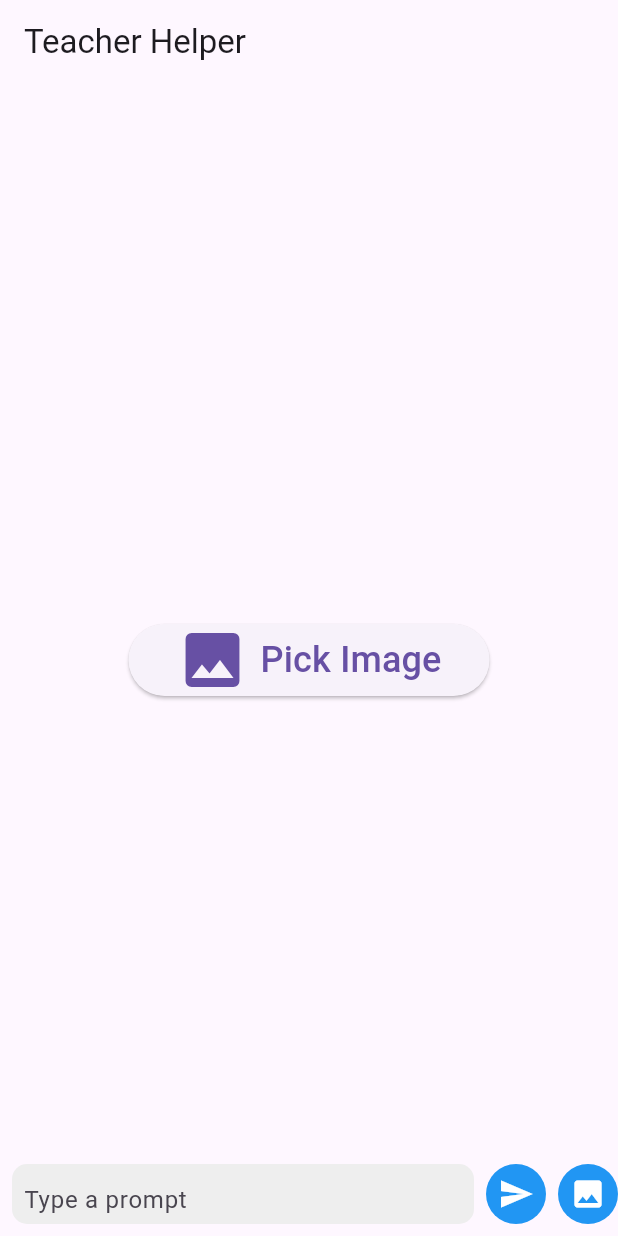
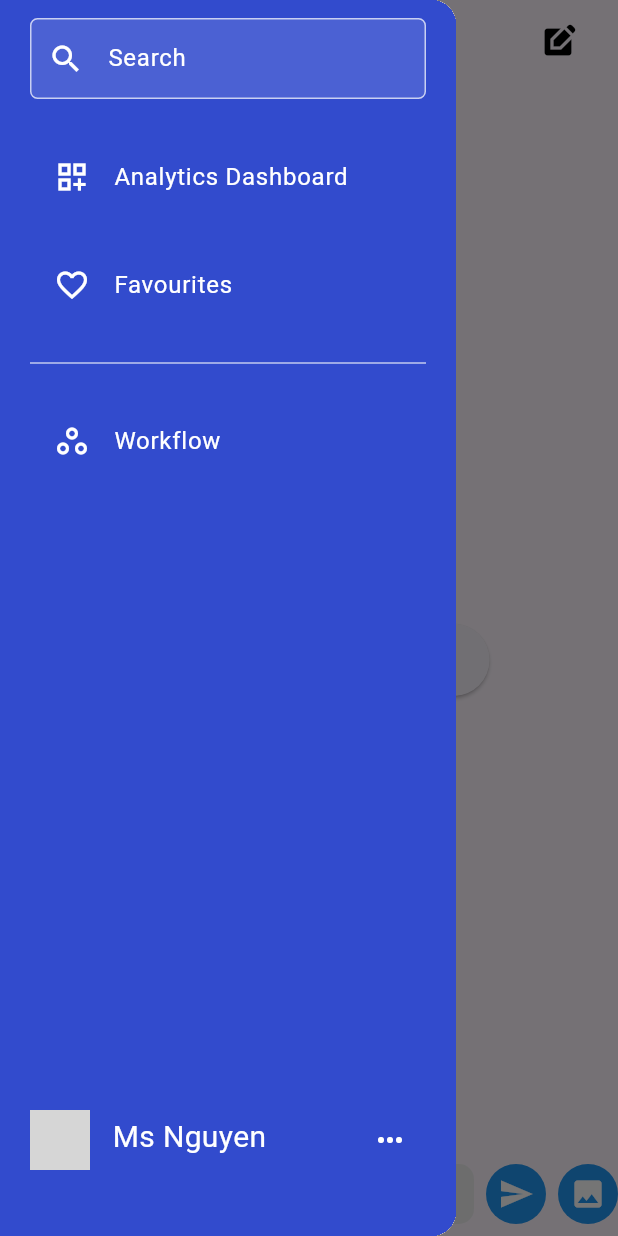
Before and after one commit to jiayenbeh/AI-Teacher-Chatbot, a Flutter app: the screen it shows after launch, with the side drawer open (before the commit the screen has no drawer), on a phone screen of 412 x 824 dp. Run offline on Flutter 3.47's test engine with Material 3 defaults, Android fonts, the light colour scheme and no system bars; our stand-ins replace chat_bubbles, get_it, image_cropper, image_picker; missing offline and left inert: google_mlkit_text_recognition; network calls fail; grey boxes are pictures that could not be loaded.

Commit message:
Added structures in lib and created navigation drawer

```diff
--- /dev/null
+++ b/lib/constants/route_names.dart
@@ -0,0 +1,3 @@
+const String LoginViewRoute = "LoginView";
+const String SignUpViewRoute = "SignUpView";
+const String ChatViewRoute = "ChatView";
--- /dev/null
+++ b/lib/locator.dart
@@ -0,0 +1,14 @@
+import 'package:get_it/get_it.dart';
+// import 'package:ai_teacher_chatbot/services/authentication_service.dart';
+// import 'package:ai_teacher_chatbot/services/firestore_service.dart';
+// import 'package:ai_teacher_chatbot/services/navigation_service.dart';
+// import 'package:ai_teacher_chatbot/services/cloud_storage_service.dart';
+
+GetIt locator = GetIt.instance;
+
+void setupLocator() {
+  // locator.registerLazySingleton(() => NavigationService());
+  // locator.registerLazySingleton(() => AuthenticationService());
+  // locator.registerLazySingleton(() => FirestoreService());
+  // locator.registerLazySingleton(() => CloudStorageService());
+}
--- a/lib/main.dart
+++ b/lib/main.dart
@@ -1,4 +1,4 @@
-import 'package:ai_teacher_chatbot/chat_screen.dart';
+import 'package:ai_teacher_chatbot/ui/views/chat_screen.dart';
 import 'package:flutter/material.dart';
 
 
--- a/lib/chat_screen.dart
+++ b/lib/ui/views/chat_screen.dart
@@ -1,11 +1,12 @@
 import 'dart:convert';
 import 'dart:io';
 import 'dart:async';
-import 'package:ai_teacher_chatbot/message.dart';
+import 'package:ai_teacher_chatbot/models/message.dart';
 import 'package:chat_bubbles/bubbles/bubble_normal.dart';
 import 'package:ai_teacher_chatbot/services/llmservice.dart';
 import 'package:ai_teacher_chatbot/services/ocrservice.dart';
 import 'package:ai_teacher_chatbot/services/pickcrop_image.dart';
+import 'package:ai_teacher_chatbot/ui/widgets/navigation_drawer.dart';
 import 'package:flutter/material.dart';
 
 //Main ChatScreen widget class
@@ -173,9 +174,45 @@ class _ChatScreenState extends State<ChatScreen> {
   @override
   Widget build(BuildContext context) {
     return Scaffold(
+      drawer: NavigationDrawerWidget(),
       appBar: AppBar(
-        title: const Text("Teacher Helper"),
-      ),
+        leading: Builder(
+          builder: (context) => IconButton(
+            icon: const Icon(Icons.menu),
+            onPressed: () => Scaffold.of(context).openDrawer(),
+          ),
+        ),
+        title: Row(
+          mainAxisAlignment: MainAxisAlignment.spaceBetween,
+          children: [
+            const Expanded(
+              child: Center(
+                child:
+                  Text(
+                    "TeacherHelper",
+                    style: TextStyle(
+                      fontStyle: FontStyle.italic,
+                      fontWeight: FontWeight.bold,
+                      // fontFamily: ,
+                      fontSize: 24,
+                    )
+                  ),
+                ),
+              ),
+            IconButton(
+              icon: const Icon(Icons.edit_square),
+              disabledColor: Colors.grey,
+              onPressed : (){
+                // Action to create new chat
+                // Disabled when it is the new screen
+              },
+            ),
+          ],
+        ),
+        elevation: 0,
+        backgroundColor: Colors.transparent,
+        foregroundColor: Colors.black,
+        ),
       body: Stack(
         children: [
           Column(
--- /dev/null
+++ b/lib/ui/widgets/navigation_drawer.dart
@@ -0,0 +1,151 @@
+import 'package:flutter/material.dart';
+import 'package:ai_teacher_chatbot/ui/views/chat_screen.dart';
+// import 'package:ai_teacher_chatbot/ui/views/login_view.dart';
+
+class NavigationDrawerWidget extends StatelessWidget {
+  final padding = EdgeInsets.symmetric(horizontal: 20);
+  @override
+  Widget build(BuildContext context) {
+    final name = 'Ms Nguyen';
+    const urlImage =
+        'https://images.unsplash.com/photo-1494790108377-be9c29b29330?ixid=MnwxMjA3fDB8MHxwaG90by1wYWdlfHx8fGVufDB8fHx8&ixlib=rb-1.2.1&auto=format&fit=crop&w=634&q=80';
+
+    return Drawer(
+      child: Material(
+        color: const Color.fromRGBO(50, 75, 205, 1),
+        child: Column(
+          children: <Widget>[
+            Expanded(
+              child: ListView(
+                children: <Widget>[
+                  Container(
+                    padding: padding,
+                    child: Column(
+                      children: [
+                        const SizedBox(height: 12),
+                        buildSearchField(),
+                        const SizedBox(height: 24),
+                        buildMenuItem(
+                          icon: Icons.dashboard_customize_outlined,
+                          text: 'Analytics Dashboard',
+                          onClicked: () => selectedItem(context, 0),
+                        ),
+                        const SizedBox(height: 16),
+                        buildMenuItem(
+                          text: 'Favourites',
+                          icon: Icons.favorite_border,
+                          onClicked: () => selectedItem(context, 1),
+                        ),
+                        const SizedBox(height: 16),
+                        Divider(color: Colors.white70),
+                        const SizedBox(height: 16),
+                        buildMenuItem(
+                          text: 'Workflow',
+                          icon: Icons.workspaces_outline,
+                          onClicked: () => selectedItem(context, 2),
+                        ),
+                    ],)
+                  )
+                ],
+              ),
+            ),
+            buildHeader(
+              urlImage: urlImage,
+              name: name,
+            ),
+          ],
+        ),
+      ),
+    );
+  }
+
+  Widget buildHeader({
+    required String urlImage,
+    required String name,
+  }) =>
+      InkWell(
+        child: Container(
+          padding: padding.add(EdgeInsets.symmetric(vertical: 40)),
+          child: Row(
+            children: [
+              CircleAvatar(radius: 20, backgroundImage: NetworkImage(urlImage)),
+              SizedBox(width: 15),
+              Column(
+                crossAxisAlignment: CrossAxisAlignment.start,
+                children: [
+                  Text(
+                    name,
+                    style: TextStyle(fontSize: 20, color: Colors.white),
+                  ),
+                  const SizedBox(height: 4),
+                ],
+              ),
+              Spacer(),
+              IconButton(
+                icon: const Icon(Icons.more_horiz, color: Colors.white),
+                onPressed : (){
+                  // Route to user page
+                },
+              ),
+            ],
+          ),
+        ),
+      );
+
+  Widget buildSearchField() {
+    final color = Colors.white;
+
+    return TextField(
+      style: TextStyle(color: color),
+      decoration: InputDecoration(
+        contentPadding: EdgeInsets.symmetric(horizontal: 20, vertical: 15),
+        hintText: 'Search',
+        hintStyle: TextStyle(color: color),
+        prefixIcon: Icon(Icons.search, color: color),
+        filled: true,
+        fillColor: Colors.white12,
+        enabledBorder: OutlineInputBorder(
+          borderRadius: BorderRadius.circular(5),
+          borderSide: BorderSide(color: color.withOpacity(0.7)),
+        ),
+        focusedBorder: OutlineInputBorder(
+          borderRadius: BorderRadius.circular(5),
+          borderSide: BorderSide(color: color.withOpacity(0.7)),
+        ),
+      ),
+    );
+  }
+
+  Widget buildMenuItem({
+    required String text,
+    required IconData icon,
+    VoidCallback? onClicked,
+  }) {
+    final color = Colors.white;
+    final hoverColor = Colors.white70;
+
+    return ListTile(
+      leading: Icon(icon, color: color),
+      title: Text(text, style: TextStyle(color: color)),
+      hoverColor: hoverColor,
+      onTap: onClicked,
+    );
+  }
+
+  void selectedItem(BuildContext context, int index) {
+    Navigator.of(context).pop();
+
+    switch (index) {
+      case 0:
+        Navigator.of(context).push(MaterialPageRoute(
+          builder: (context) => const ChatScreen(),
+        ));
+        break;
+      // case 1:
+      //   Navigator.of(context).push(MaterialPageRoute(
+      //     builder: (context) => LoginView(),
+      //   ));
+      //   break;
+    }
+  }
+}
--- a/pubspec.yaml
+++ b/pubspec.yaml
@@ -33,13 +33,11 @@ dependencies:
   http: ^1.2.1
   chat_bubbles:
   flutter_dotenv: ^5.0.2
-
-  # The following adds the Cupertino Icons font to your application.
-  # Use with the CupertinoIcons class for iOS style icons.
   cupertino_icons: ^1.0.6
   image_picker: ^1.1.2
   google_mlkit_text_recognition: ^0.13.0
   image_cropper: ^6.0.0
+  get_it: 7.7.0
 
 dev_dependencies:
   flutter_test:
```
Also changed, not shown: lib/models/message.dart (renamed from lib/message.dart), pubspec.lock.
